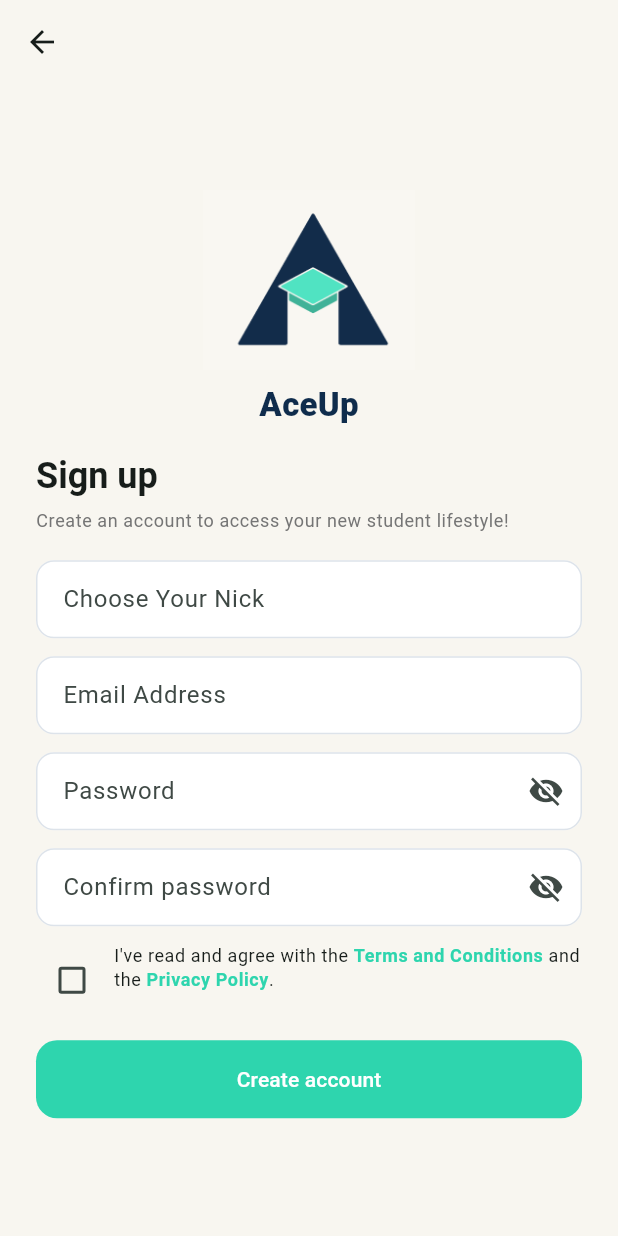
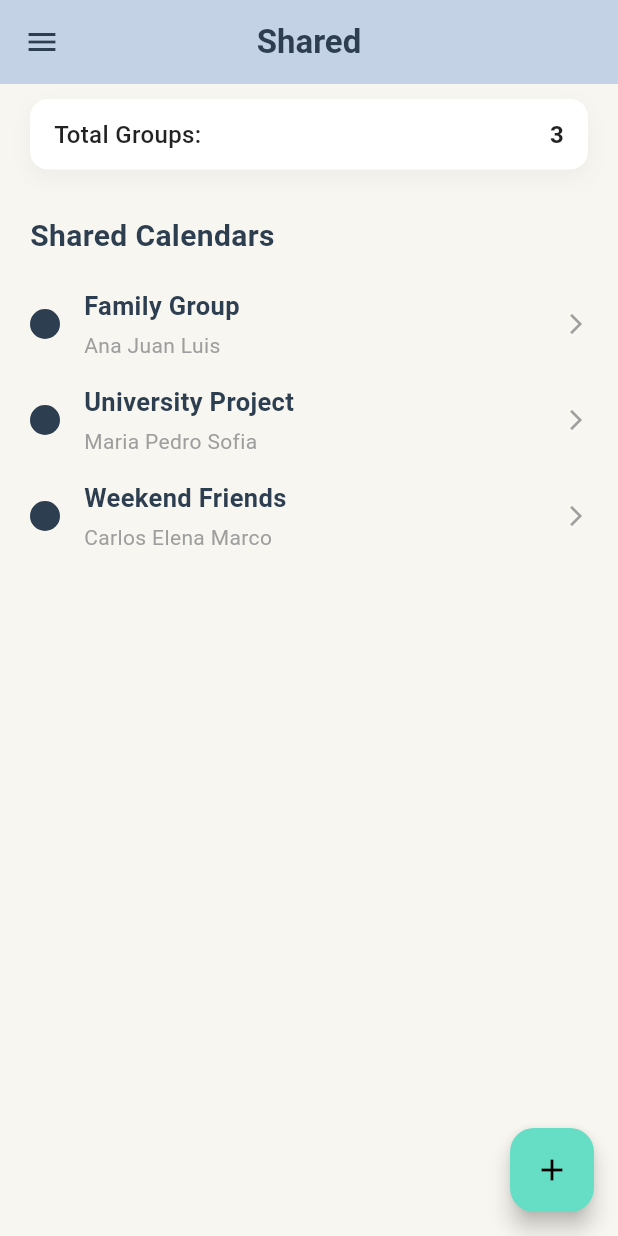
Before and after one commit to ISIS3510-202520-T24/AceUp-Flutter, a Flutter app: the SignUpScreen screen opened by its route, after a tap on "Create account", on a phone screen of 412 x 824 dp. Run offline on Flutter 3.47's test engine with Material 3 defaults, Android fonts, the phone set to English and light mode, and no system bars; our stand-ins replace local_auth.

Commit message:
Added shared view

```diff
--- a/lib/main.dart
+++ b/lib/main.dart
@@ -1,6 +1,7 @@
 import 'package:flutter/gestures.dart';
 import 'package:flutter/material.dart';
 import 'biometric_screen.dart';
+import 'shared_screen.dart';
 
 void main() {
   runApp(const MyApp());
@@ -44,6 +45,7 @@ class MyApp extends StatelessWidget {
         '/': (_) => const LoginScreen(),
         '/signup': (_) => const SignUpScreen(),
         '/biometric': (_) => const BiometricScreen(),   // <- nueva
+        '/shared': (_) => const SharedScreen(),
       },
     );
   }
@@ -127,7 +129,7 @@ class LoginScreen extends StatelessWidget {
                           final result = await Navigator.pushNamed(context, '/biometric');
                           if (result == true) {
                             // Autenticado: aquí navegas a tu Home real
-                            // Navigator.pushReplacementNamed(context, '/home');
+                            Navigator.pushReplacementNamed(context, '/shared');
                             ScaffoldMessenger.of(context).showSnackBar(
                               const SnackBar(content: Text('Autenticación biométrica OK')),
                             );
@@ -144,7 +146,7 @@ class LoginScreen extends StatelessWidget {
                   width: double.infinity,
                   height: 52,
                   child: FilledButton(
-                    onPressed: () {},
+                    onPressed: () => Navigator.pushReplacementNamed(context, '/shared'),
                     style: FilledButton.styleFrom(
                       backgroundColor: AppTheme.mint,
                       foregroundColor: Colors.white,
@@ -316,7 +318,7 @@ class _SignUpScreenState extends State<SignUpScreen> {
                   width: double.infinity,
                   height: 52,
                   child: FilledButton(
-                    onPressed: () {},
+                    onPressed: () => Navigator.pushReplacementNamed(context, '/shared'),
                     style: FilledButton.styleFrom(
                       backgroundColor: AppTheme.mint,
                       foregroundColor: Colors.white,
--- /dev/null
+++ b/lib/shared_screen.dart
@@ -0,0 +1,190 @@
+// lib/shared_screen.dart
+
+import 'package:flutter/material.dart';
+
+// Data model to represent a group
+class SharedGroup {
+  final String name;
+  final List<String> members;
+  final Color color;
+
+  SharedGroup({required this.name, required this.members, required this.color});
+}
+
+class SharedScreen extends StatefulWidget {
+  const SharedScreen({super.key});
+
+  @override
+  State<SharedScreen> createState() => _SharedScreenState();
+}
+
+class _SharedScreenState extends State<SharedScreen> {
+  // List of groups
+  final List<SharedGroup> _groups = [
+    SharedGroup(name: 'Family Group', members: ['Ana', 'Juan', 'Luis'], color: const Color(0xFF2C3E50)),
+    SharedGroup(name: 'University Project', members: ['Maria', 'Pedro', 'Sofia'], color: const Color(0xFF2C3E50)),
+    SharedGroup(name: 'Weekend Friends', members: ['Carlos', 'Elena', 'Marco'], color: const Color(0xFF2C3E50)),
+  ];
+
+  @override
+  Widget build(BuildContext context) {
+    return Scaffold(
+      appBar: AppBar(
+        // Background color of the app bar
+        backgroundColor: const Color(0xFFC3D2E4),
+        // App bar shadow
+        elevation: 0,
+        // Screen title
+        title: const Text(
+          'Shared',
+          style: TextStyle(
+            color: Color(0xFF2C3E50),
+            fontWeight: FontWeight.bold,
+          ),
+        ),
+        centerTitle: true,
+        // Menu icon on the left
+        leading: IconButton(
+          icon: const Icon(
+            Icons.menu,
+            color: Color(0xFF2C3E50),
+          ),
+          onPressed: () {
+            // Action for the menu button
+          },
+        ),
+      ),
+      // Main body of the screen
+      body: Padding(
+        padding: const EdgeInsets.symmetric(horizontal: 20.0, vertical: 10.0),
+        child: Column(
+          crossAxisAlignment: CrossAxisAlignment.start,
+          children: [
+            // Container to display the total number of groups
+            _buildTotalGroupsCard(),
+            const SizedBox(height: 30),
+            // Title for the shared calendars section
+            const Text(
+              'Shared Calendars',
+              style: TextStyle(
+                fontSize: 20,
+                fontWeight: FontWeight.bold,
+                color: Color(0xFF2C3E50),
+              ),
+            ),
+            const SizedBox(height: 20),
+            // Expandable list of groups
+            Expanded(
+              child: ListView.builder(
+                itemCount: _groups.length,
+                itemBuilder: (context, index) {
+                  return _buildGroupListItem(_groups[index]);
+                },
+              ),
+            ),
+          ],
+        ),
+      ),
+      // Floating action button to add new groups
+      floatingActionButton: FloatingActionButton(
+        onPressed: () {
+          // Action to add a new group
+        },
+        backgroundColor: const Color(0xFF66DDC5),
+        child: const Icon(Icons.add, color: Colors.black),
+        shape: RoundedRectangleBorder(
+          borderRadius: BorderRadius.circular(16.0),
+        ),
+      ),
+    );
+  }
+
+  // Widget for the "Total Groups" card
+  Widget _buildTotalGroupsCard() {
+    return Container(
+      padding: const EdgeInsets.symmetric(horizontal: 16.0, vertical: 12.0),
+      decoration: BoxDecoration(
+        color: Colors.white,
+        borderRadius: BorderRadius.circular(12.0),
+        boxShadow: [
+          BoxShadow(
+            color: Colors.grey.withOpacity(0.1),
+            spreadRadius: 1,
+            blurRadius: 10,
+            offset: const Offset(0, 5),
+          ),
+        ],
+      ),
+      child: Row(
+        mainAxisAlignment: MainAxisAlignment.spaceBetween,
+        children: [
+          const Text(
+            'Total Groups:',
+            style: TextStyle(
+              fontSize: 16,
+              color: Colors.black87,
+              fontWeight: FontWeight.w500,
+            ),
+          ),
+          Text(
+            _groups.length.toString(),
+            style: const TextStyle(
+              fontSize: 16,
+              fontWeight: FontWeight.bold,
+              color: Colors.black87,
+            ),
+          ),
+        ],
+      ),
+    );
+  }
+
+  // Widget for each group list item
+  Widget _buildGroupListItem(SharedGroup group) {
+    return Padding(
+      padding: const EdgeInsets.only(bottom: 16.0),
+      child: Row(
+        children: [
+          Container(
+            width: 20,
+            height: 20,
+            decoration: BoxDecoration(
+              color: group.color,
+              shape: BoxShape.circle,
+            ),
+          ),
+          const SizedBox(width: 16),
+          Expanded(
+            child: Column(
+              crossAxisAlignment: CrossAxisAlignment.start,
+              children: [
+                Text(
+                  group.name,
+                  style: const TextStyle(
+                    fontSize: 17,
+                    fontWeight: FontWeight.bold,
+                    color: Color(0xFF2C3E50),
+                  ),
+                ),
+                const SizedBox(height: 4),
+                Text(
+                  group.members.join(' '),
+                  overflow: TextOverflow.ellipsis,
+                  style: const TextStyle(
+                    fontSize: 14,
+                    color: Colors.grey,
+                  ),
+                ),
+              ],
+            ),
+          ),
+          const Icon(
+            Icons.arrow_forward_ios,
+            color: Colors.grey,
+            size: 16,
+          ),
+        ],
+      ),
+    );
+  }
+}
```
